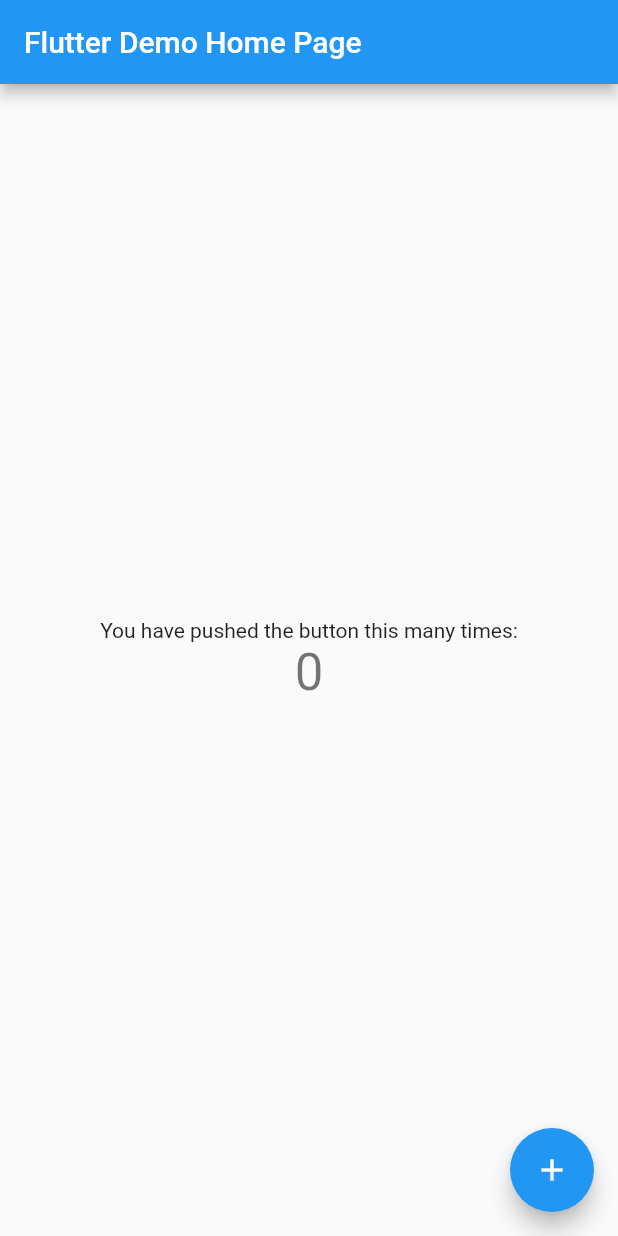
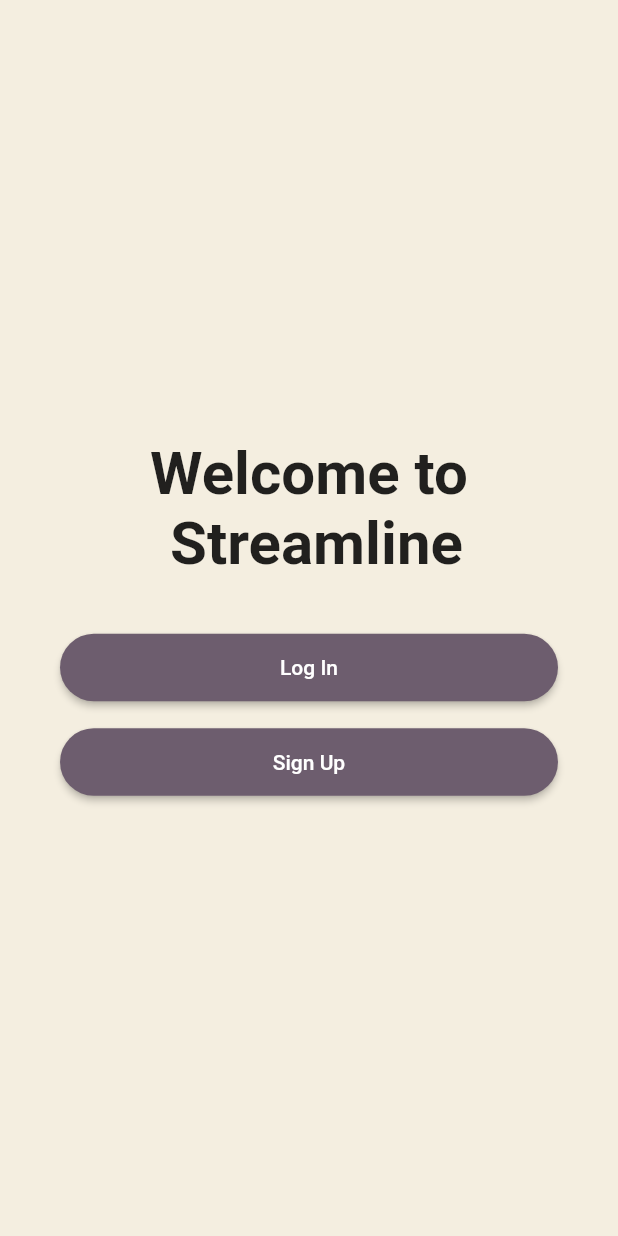
Before and after one commit to khushisinha20/Streamline, a Flutter app: the screen it shows after launch, on a phone screen of 412 x 824 dp. Run offline on Flutter 3.47's test engine with Material 2 defaults, Android fonts, the phone set to English and light mode, and no system bars.

Commit message:
Added onboarding screen UI

```diff
--- a/lib/main.dart
+++ b/lib/main.dart
@@ -1,4 +1,6 @@
 import 'package:flutter/material.dart';
+import 'package:streamline/screens/onboarding_screen.dart';
+import 'package:streamline/utils/colors.dart';
 
 void main() {
   runApp(const MyApp());
@@ -6,110 +8,29 @@ void main() {
 
 class MyApp extends StatelessWidget {
   const MyApp({super.key});
-
-  // This widget is the root of your application.
   @override
   Widget build(BuildContext context) {
     return MaterialApp(
-      title: 'Flutter Demo',
-      theme: ThemeData(
-        // This is the theme of your application.
-        //
-        // Try running your application with "flutter run". You'll see the
-        // application has a blue toolbar. Then, without quitting the app, try
-        // changing the primarySwatch below to Colors.green and then invoke
-        // "hot reload" (press "r" in the console where you ran "flutter run",
-        // or simply save your changes to "hot reload" in a Flutter IDE).
-        // Notice that the counter didn't reset back to zero; the application
-        // is not restarted.
-        primarySwatch: Colors.blue,
-      ),
-      home: const MyHomePage(title: 'Flutter Demo Home Page'),
+      debugShowCheckedModeBanner: false,
+      title: 'Streamline',
+      theme: ThemeData.light().copyWith(
+          scaffoldBackgroundColor: backgroundColor,
+          appBarTheme: AppBarTheme.of(context).copyWith(
+            backgroundColor: backgroundColor,
+            elevation: 0,
+            titleTextStyle: const TextStyle(
+              color: primaryColor,
+              fontSize: 20,
+              fontWeight: FontWeight.w600,
+            ),
+            iconTheme: const IconThemeData(
+              color: primaryColor,
+            ),
+          )),
+      routes: {
+        OnboardingScreen.routeName: (context) => const OnboardingScreen(),
+      },
+      home: const OnboardingScreen(),
     );
   }
 }
-
-class MyHomePage extends StatefulWidget {
-  const MyHomePage({super.key, required this.title});
-
-  // This widget is the home page of your application. It is stateful, meaning
-  // that it has a State object (defined below) that contains fields that affect
-  // how it looks.
-
-  // This class is the configuration for the state. It holds the values (in this
-  // case the title) provided by the parent (in this case the App widget) and
-  // used by the build method of the State. Fields in a Widget subclass are
-  // always marked "final".
-
-  final String title;
-
-  @override
-  State<MyHomePage> createState() => _MyHomePageState();
-}
-
-class _MyHomePageState extends State<MyHomePage> {
-  int _counter = 0;
-
-  void _incrementCounter() {
-    setState(() {
-      // This call to setState tells the Flutter framework that something has
-      // changed in this State, which causes it to rerun the build method below
-      // so that the display can reflect the updated values. If we changed
-      // _counter without calling setState(), then the build method would not be
-      // called again, and so nothing would appear to happen.
-      _counter++;
-    });
-  }
-
-  @override
-  Widget build(BuildContext context) {
-    // This method is rerun every time setState is called, for instance as done
-    // by the _incrementCounter method above.
-    //
-    // The Flutter framework has been optimized to make rerunning build methods
-    // fast, so that you can just rebuild anything that needs updating rather
-    // than having to individually change instances of widgets.
-    return Scaffold(
-      appBar: AppBar(
-        // Here we take the value from the MyHomePage object that was created by
-        // the App.build method, and use it to set our appbar title.
-        title: Text(widget.title),
-      ),
-      body: Center(
-        // Center is a layout widget. It takes a single child and positions it
-        // in the middle of the parent.
-        child: Column(
-          // Column is also a layout widget. It takes a list of children and
-          // arranges them vertically. By default, it sizes itself to fit its
-          // children horizontally, and tries to be as tall as its parent.
-          //
-          // Invoke "debug painting" (press "p" in the console, choose the
-          // "Toggle Debug Paint" action from the Flutter Inspector in Android
-          // Studio, or the "Toggle Debug Paint" command in Visual Studio Code)
-          // to see the wireframe for each widget.
-          //
-          // Column has various properties to control how it sizes itself and
-          // how it positions its children. Here we use mainAxisAlignment to
-          // center the children vertically; the main axis here is the vertical
-          // axis because Columns are vertical (the cross axis would be
-          // horizontal).
-          mainAxisAlignment: MainAxisAlignment.center,
-          children: <Widget>[
-            const Text(
-              'You have pushed the button this many times:',
-            ),
-            Text(
-              '$_counter',
-              style: Theme.of(context).textTheme.headline4,
-            ),
-          ],
-        ),
-      ),
-      floatingActionButton: FloatingActionButton(
-        onPressed: _incrementCounter,
-        tooltip: 'Increment',
-        child: const Icon(Icons.add),
-      ), // This trailing comma makes auto-formatting nicer for build methods.
-    );
-  }
-}
--- /dev/null
+++ b/lib/screens/onboarding_screen.dart
@@ -0,0 +1,39 @@
+import 'dart:ui';
+
+import 'package:flutter/material.dart';
+import 'package:streamline/widgets/custom_button.dart';
+
+class OnboardingScreen extends StatelessWidget {
+  static const routeName = '/onboarding';
+  const OnboardingScreen({super.key});
+
+  @override
+  Widget build(BuildContext context) {
+    return Scaffold(
+      body: Padding(
+        padding: const EdgeInsets.symmetric(horizontal: 40.0),
+        child: Column(
+          mainAxisAlignment: MainAxisAlignment.center,
+          children: [
+            const Text(
+              "Welcome to\n Streamline",
+              style: const TextStyle(
+                fontWeight: FontWeight.bold,
+                fontSize: 40,
+              ),
+              textAlign: TextAlign.center,
+            ),
+            SizedBox(
+              height: 20,
+            ),
+            Padding(
+              padding: const EdgeInsets.symmetric(vertical: 15.0),
+              child: CustomButton(onTap: () {}, text: 'Log In'),
+            ),
+            CustomButton(onTap: () {}, text: 'Sign Up')
+          ],
+        ),
+      ),
+    );
+  }
+}
--- /dev/null
+++ b/lib/utils/colors.dart
@@ -0,0 +1,6 @@
+import 'package:flutter/material.dart';
+
+const buttonColor = Color.fromRGBO(109, 93, 110, 1);
+const backgroundColor = Color.fromRGBO(244, 238, 224, 1);
+const secondaryBackgroundColor = Colors.white;
+const primaryColor = Colors.black;
--- /dev/null
+++ b/lib/widgets/custom_button.dart
@@ -0,0 +1,25 @@
+import 'package:flutter/material.dart';
+import 'package:streamline/utils/colors.dart';
+
+class CustomButton extends StatelessWidget {
+  const CustomButton({
+    Key? key,
+    required this.onTap,
+    required this.text,
+  }) : super(key: key);
+  final String text;
+  final VoidCallback onTap;
+
+  @override
+  Widget build(BuildContext context) {
+    return ElevatedButton(
+      style: ElevatedButton.styleFrom(
+        backgroundColor: buttonColor,
+        minimumSize: const Size(double.infinity, 45),
+        shape: StadiumBorder(),
+      ),
+      onPressed: onTap,
+      child: Text(text),
+    );
+  }
+}
```
